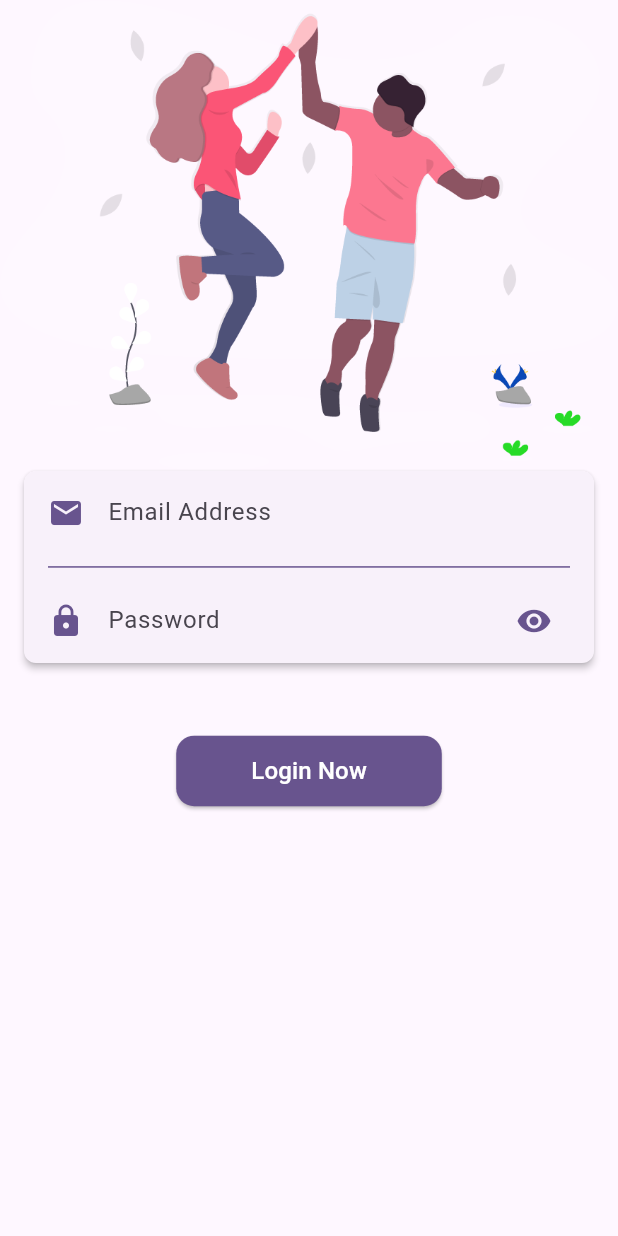
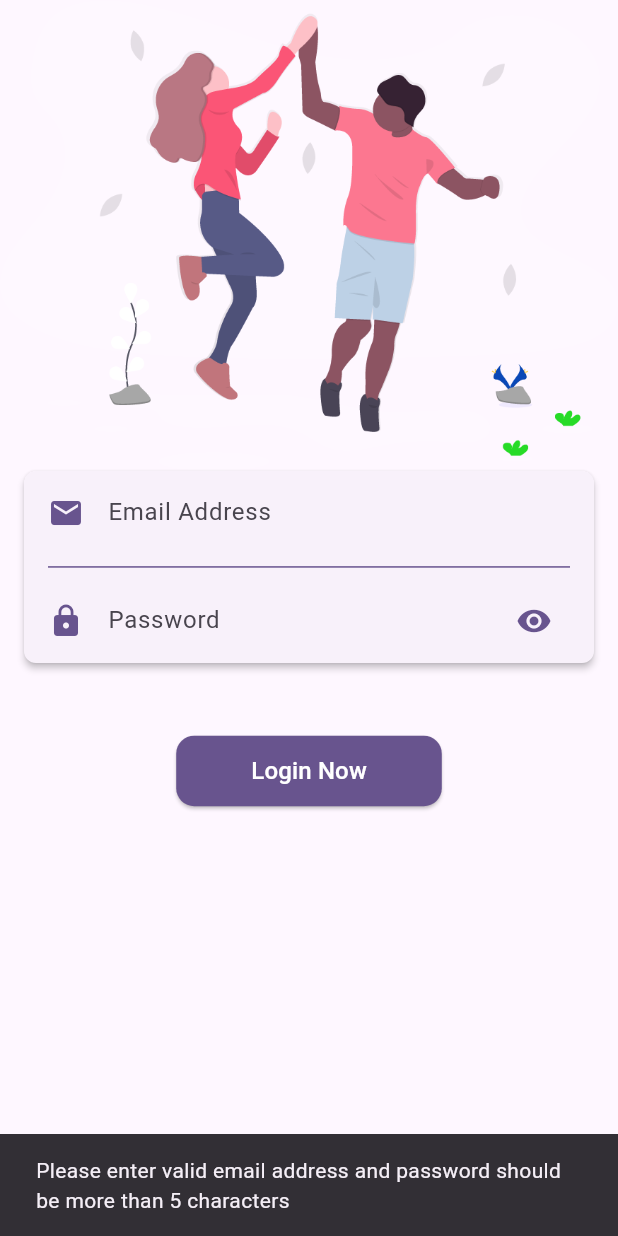
Before and after one commit to rohankandwal/car_on_sale_assignment, a Flutter app: the screen it shows after launch, after a tap on "Login Now", on a phone screen of 412 x 824 dp. Run offline on Flutter 3.47's test engine with Material 3 defaults, Android fonts, the phone set to English and light mode, and no system bars; our stand-ins replace either_dart, email_validator, equatable, flutter_bloc, get_it.

Commit message:
LoginScreen - LoginUseCase created and progress loaded added

```diff
--- a/lib/app_module.dart
+++ b/lib/app_module.dart
@@ -1,13 +1,26 @@
 import 'dart:async';
 
 import 'package:assignment_car_on_sale/core/di/di_module.dart';
+import 'package:assignment_car_on_sale/core/dialog_service/di/dialog_service_module.dart';
 
 /// Module containing app wide dependencies, stuff whole lifetime should be the
 /// entire lifetime of the application
 class AppModule extends DiModule {
-  @override
-  void dispose() {}
+  final List<DiModule> coreModules = [
+    DialogServiceModule(),
+  ];
 
   @override
-  FutureOr<void> setup() {}
+  void dispose() {
+    for (final module in coreModules) {
+      module.dispose();
+    }
+  }
+
+  @override
+  FutureOr<void> setup() async {
+    for (final module in coreModules) {
+      await module.setup();
+    }
+  }
 }
--- /dev/null
+++ b/lib/core/dialog_service/di/dialog_service_module.dart
@@ -0,0 +1,19 @@
+import 'dart:async';
+
+import 'package:assignment_car_on_sale/core/di/di_module.dart';
+import 'package:assignment_car_on_sale/core/dialog_service/progress_dialog_service.dart';
+import 'package:assignment_car_on_sale/core/utils/get_it.dart';
+
+class DialogServiceModule extends DiModule {
+  @override
+  void dispose() {
+    getIt.unregister<ProgressDialogService>();
+  }
+
+  @override
+  FutureOr<void> setup() {
+    getIt.registerLazySingleton<ProgressDialogService>(
+      ProgressDialogServiceImpl.new,
+    );
+  }
+}
--- /dev/null
+++ b/lib/core/dialog_service/progress_dialog_service.dart
@@ -0,0 +1,57 @@
+import 'dart:async';
+
+import 'package:flutter/material.dart';
+
+sealed class ProgressDialogService {
+  void showLoadingDialog(final BuildContext context);
+
+  void hideLoadingDialog(final BuildContext context);
+}
+
+class ProgressDialogServiceImpl extends ProgressDialogService {
+  bool _isDialogShowing = false;
+  Completer<void>? _dialogCompleter;
+
+  @override
+  Future<void> showLoadingDialog(final BuildContext context) async {
+    if (_isDialogShowing) {
+      return;
+    }
+
+    _isDialogShowing = true;
+    _dialogCompleter = Completer<void>();
+
+    try {
+      await showDialog(
+        barrierDismissible: false,
+        context: context,
+        builder: (context) => Center(
+          child: Container(
+            padding: const EdgeInsets.all(10),
+            decoration: BoxDecoration(
+              borderRadius: BorderRadius.circular(4),
+            ),
+            height: 60,
+            width: 60,
+            child: const CircularProgressIndicator(strokeWidth: 2),
+          ),
+        ),
+      );
+      _dialogCompleter?.complete();
+    } catch (e) {
+      _dialogCompleter?.completeError(e);
+    } finally {
+      _isDialogShowing = false;
+    }
+  }
+
+  @override
+  void hideLoadingDialog(final BuildContext context) {
+    if (_isDialogShowing && _dialogCompleter?.isCompleted == false) {
+      Navigator.pop(context);
+      _dialogCompleter?.complete();
+      _dialogCompleter = null;
+      _isDialogShowing = false;
+    }
+  }
+}
--- /dev/null
+++ b/lib/feature/login/domain/usecases/login_use_case.dart
@@ -0,0 +1,21 @@
+import 'package:assignment_car_on_sale/core/base_failures/base_failures.dart';
+import 'package:assignment_car_on_sale/core/base_usecase/usecase.dart';
+import 'package:either_dart/either.dart';
+
+class LoginUseCase extends UseCase<bool, LoginParams> {
+  @override
+  Future<Either<BaseFailure, bool>> call(final LoginParams param) async {
+    await Future.delayed(Duration(seconds: 5));
+    return Right(true);
+  }
+}
+
+class LoginParams {
+  final String email;
+  final String password;
+
+  LoginParams({
+    required this.email,
+    required this.password,
+  });
+}
--- a/lib/feature/login/presentation/bloc/login_cubit.dart
+++ b/lib/feature/login/presentation/bloc/login_cubit.dart
@@ -1,6 +1,60 @@
+import 'package:assignment_car_on_sale/feature/login/domain/usecases/login_use_case.dart';
 import 'package:assignment_car_on_sale/feature/login/presentation/bloc/login_state.dart';
+import 'package:email_validator/email_validator.dart';
 import 'package:flutter_bloc/flutter_bloc.dart';
 
+const int _passwordLength = 6;
+
 class LoginCubit extends Cubit<LoginState> {
-  LoginCubit() : super(LoginInitialState());
+  final LoginUseCase loginUseCase;
+
+  LoginCubit(this.loginUseCase) : super(LoginInitialState());
+
+  void loginNow({
+    required final String email,
+    required final String password,
+  }) async {
+    emit(LoginLoadingState());
+    final isValidEmail = EmailValidator.validate(email);
+    final isValidPasswordFormat = password.length >= _passwordLength;
+
+    if (!isValidEmail && !isValidPasswordFormat) {
+      emit(
+        LoginErrorState(
+          'Please enter valid email address and password should be more '
+          'than ${_passwordLength - 1} characters',
+        ),
+      );
+    } else if (!isValidEmail) {
+      emit(
+        LoginErrorState(
+          'Incorrect Email format, please check',
+        ),
+      );
+    } else if (!isValidPasswordFormat) {
+      emit(
+        LoginErrorState(
+          'Please enter password greater than ${_passwordLength - 1} characters',
+        ),
+      );
+    } else {
+      final result = await loginUseCase
+          .call(LoginParams(email: email, password: password));
+      result.fold((failure) {
+        emit(
+          LoginErrorState(
+            failure.message,
+          ),
+        );
+      }, (isSuccess) {
+        if (isSuccess) {
+          emit(LoginSuccessState());
+        } else {
+          LoginErrorState(
+            'Something went wrong, please try again',
+          );
+        }
+      });
+    }
+  }
 }
--- a/lib/feature/login/presentation/di/login_module.dart
+++ b/lib/feature/login/presentation/di/login_module.dart
@@ -2,6 +2,7 @@ import 'dart:async';
 
 import 'package:assignment_car_on_sale/core/di/di_module.dart';
 import 'package:assignment_car_on_sale/core/utils/get_it.dart';
+import 'package:assignment_car_on_sale/feature/login/domain/usecases/login_use_case.dart';
 import 'package:assignment_car_on_sale/feature/login/presentation/bloc/login_cubit.dart';
 
 class LoginModule extends DiModule {
@@ -14,7 +15,8 @@ class LoginModule extends DiModule {
   @override
   FutureOr<void> setup() {
     getIt.registerLazySingleton<LoginCubit>(() {
-      return LoginCubit();
+      final LoginUseCase loginUseCase = LoginUseCase();
+      return LoginCubit(loginUseCase);
     });
   }
 }
--- a/lib/feature/login/presentation/login_screen.dart
+++ b/lib/feature/login/presentation/login_screen.dart
@@ -1,8 +1,11 @@
+import 'package:assignment_car_on_sale/core/dialog_service/progress_dialog_service.dart';
 import 'package:assignment_car_on_sale/core/utils/get_it.dart';
 import 'package:assignment_car_on_sale/feature/login/presentation/bloc/login_cubit.dart';
+import 'package:assignment_car_on_sale/feature/login/presentation/bloc/login_state.dart';
 import 'package:assignment_car_on_sale/feature/login/presentation/widgets/background_widget.dart';
 import 'package:assignment_car_on_sale/feature/login/presentation/widgets/login_widget.dart';
 import 'package:flutter/material.dart';
+import 'package:flutter_bloc/flutter_bloc.dart';
 
 class LoginScreen extends StatefulWidget {
   const LoginScreen({super.key});
@@ -13,6 +16,8 @@ class LoginScreen extends StatefulWidget {
 
 class _LoginScreenState extends State<LoginScreen> {
   final LoginCubit cubit = getIt.get<LoginCubit>();
+  final ProgressDialogService progressDialogService =
+      getIt.get<ProgressDialogService>();
   final TextEditingController _loginEmailController = TextEditingController();
   final TextEditingController _loginPasswordController =
       TextEditingController();
@@ -22,6 +27,20 @@ class _LoginScreenState extends State<LoginScreen> {
     final theme = Theme.of(context);
     return Scaffold(
       body: SafeArea(
+          child: BlocListener<LoginCubit, LoginState>(
+        bloc: cubit,
+        listener: (context, state) {
+          progressDialogService.hideLoadingDialog(context);
+          if (state is LoginErrorState) {
+            ScaffoldMessenger.of(context).showSnackBar(
+              SnackBar(
+                content: Text(state.message),
+              ),
+            );
+          } else if (state is LoginLoadingState) {
+            progressDialogService.showLoadingDialog(context);
+          }
+        },
         child: SingleChildScrollView(
           child: Column(
             children: [
@@ -34,7 +53,12 @@ class _LoginScreenState extends State<LoginScreen> {
                 height: 48,
               ),
               ElevatedButton(
-              onPressed: () {},
+                onPressed: () {
+                  cubit.loginNow(
+                    email: _loginEmailController.text,
+                    password: _loginPasswordController.text,
+                  );
+                },
                 style: ElevatedButton.styleFrom(
                   padding: EdgeInsets.symmetric(
                     vertical: 12,
@@ -55,6 +79,7 @@ class _LoginScreenState extends State<LoginScreen> {
               )
             ],
           ),
+        ),
       )),
     );
   }
--- a/lib/main.dart
+++ b/lib/main.dart
@@ -1,6 +1,8 @@
 import 'package:assignment_car_on_sale/app_module.dart';
 import 'package:assignment_car_on_sale/app_route_generator.dart';
+import 'package:assignment_car_on_sale/core/utils/pretty_bloc_observer.dart';
 import 'package:flutter/material.dart';
+import 'package:flutter_bloc/flutter_bloc.dart';
 
 enum Environment {
   dev("https://dev.example.org/v1"),
@@ -12,7 +14,8 @@ enum Environment {
 }
 
 Future runApplication(final Environment environment) async {
-  AppModule().setup();
+  Bloc.observer = PrettyBlocObserver();
+  await AppModule().setup();
   runApp(const MyApp());
 }
 
--- a/pubspec.yaml
+++ b/pubspec.yaml
@@ -33,6 +33,10 @@ dependencies:
   cupertino_icons: ^1.0.8
   # pre commit hooks to format and lint dart code
   dart_pre_commit: ^5.4.4
+  # Functional programming
+  either_dart: ^1.0.0
+  # Validating email pattern
+  email_validator: ^3.0.0
   # Used to help checking if objects are equal
   equatable: ^2.0.7
   flutter:
```
Also changed, not shown: lib/core/base_failures/base_failures.dart (added, +18 -0 lines), lib/core/base_usecase/usecase.dart (added, +8 -0 lines), lib/core/utils/pretty_bloc_observer.dart (added, +83 -0 lines), pubspec.lock. Lines whose indentation alone changed are shown as unchanged.
